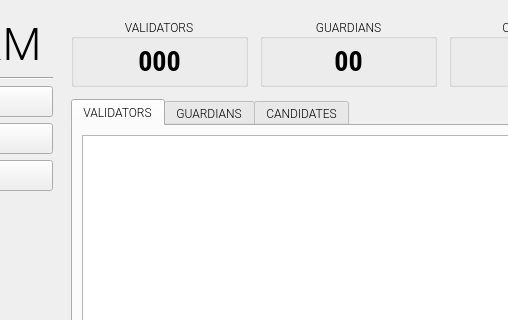
Before: the Qt Designer form app/ui/proto.ui in coblo/gui-demo, drawn with Qt 5; both pictures show x 136 to 644 and y 0 to 320 of the 780 by 530 pixel window.
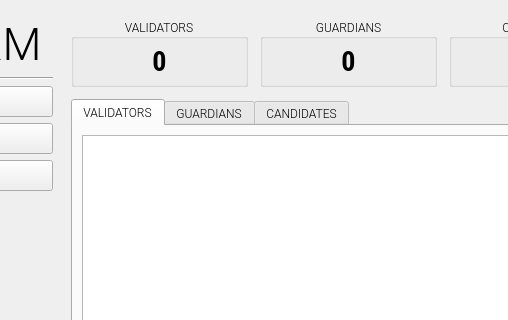
After: the same form once the commit is applied. The open tabs and pages were chosen to show the change. Icons and pictures are not drawn.

```diff
--- a/app/ui/proto.ui
+++ b/app/ui/proto.ui
@@ -724,7 +724,7 @@
                 </font>
                </property>
                <property name="text">
-                <string>000</string>
+                <string>0</string>
                </property>
                <property name="alignment">
                 <set>Qt::AlignCenter</set>
@@ -772,7 +772,7 @@
                 </font>
                </property>
                <property name="text">
-                <string>00</string>
+                <string>0</string>
                </property>
                <property name="alignment">
                 <set>Qt::AlignCenter</set>
```
Left out of the diff: 2 changed lines with no effect on the pictures.
